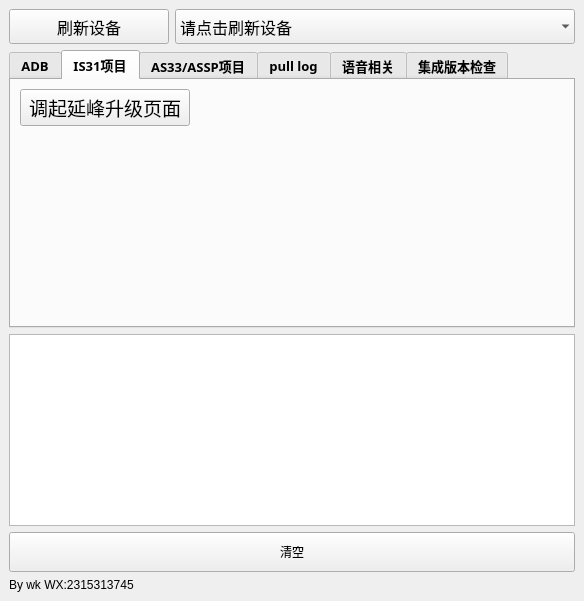
Old version of the form adbtool.ui in the repository wangke956/ADBTools.
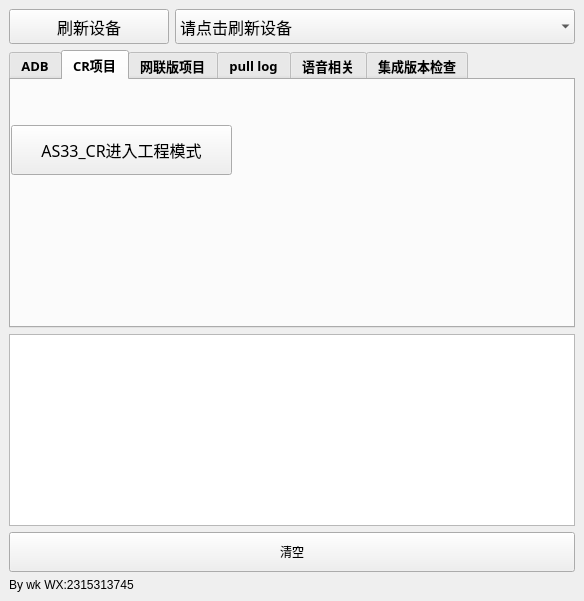
New version of the form. The open tabs and pages were chosen to show the change.

Commit message: 1.删除冗余代码

What changed in the file:
```diff
--- a/adbtool.ui
+++ b/adbtool.ui
@@ -682,45 +682,49 @@
         <bool>true</bool>
        </property>
        <attribute name="title">
-        <string>IS31项目</string>
+        <string>CR项目</string>
        </attribute>
-       <layout class="QFormLayout" name="formLayout_4">
-        <item row="0" column="0">
-         <widget class="QPushButton" name="upgrade_page_button_2">
-          <property name="sizePolicy">
-           <sizepolicy hsizetype="Minimum" vsizetype="Fixed">
-            <horstretch>0</horstretch>
-            <verstretch>0</verstretch>
-           </sizepolicy>
-          </property>
+       <widget class="QWidget" name="">
+        <property name="geometry">
+         <rect>
+          <x>0</x>
+          <y>0</y>
+          <width>221</width>
+          <height>141</height>
+         </rect>
+        </property>
+        <layout class="QVBoxLayout" name="verticalLayout_6">
+         <item>
+          <widget class="QPushButton" name="AS33_CR_enter_engineering_mode_button">
           <property name="minimumSize">
            <size>
-            <width>170</width>
+             <width>200</width>
             <height>0</height>
            </size>
           </property>
           <property name="maximumSize">
            <size>
-            <width>300</width>
+             <width>16777215</width>
             <height>50</height>
            </size>
           </property>
           <property name="font">
            <font>
-            <family>Arial</family>
-            <pointsize>14</pointsize>
+             <family>Arial Rounded MT Bold</family>
+             <pointsize>12</pointsize>
            </font>
           </property>
           <property name="text">
-           <string>调起延峰升级页面</string>
+            <string>AS33_CR进入工程模式</string>
           </property>
          </widget>
         </item>
        </layout>
+       </widget>
       </widget>
       <widget class="QWidget" name="tab">
        <attribute name="title">
-        <string>AS33/ASSP项目</string>
+        <string>网联版项目</string>
        </attribute>
        <widget class="QWidget" name="">
         <property name="geometry">
@@ -801,31 +805,6 @@
            </property>
           </widget>
          </item>
-         <item>
-          <widget class="QPushButton" name="AS33_CR_enter_engineering_mode_button">
-           <property name="minimumSize">
-            <size>
-             <width>200</width>
-             <height>0</height>
-            </size>
-           </property>
-           <property name="maximumSize">
-            <size>
-             <width>16777215</width>
-             <height>50</height>
-            </size>
-           </property>
-           <property name="font">
-            <font>
-             <family>Arial Rounded MT Bold</family>
-             <pointsize>12</pointsize>
-            </font>
-           </property>
-           <property name="text">
-            <string>AS33_CR进入工程模式</string>
-           </property>
-          </widget>
-         </item>
          <item>
           <widget class="QPushButton" name="open_update_page_button">
            <property name="minimumSize">
```
Left out of the diff: 2 changed lines with no effect on the pictures. Lines whose indentation alone changed are shown as unchanged. The commit also changes 1 other file.
